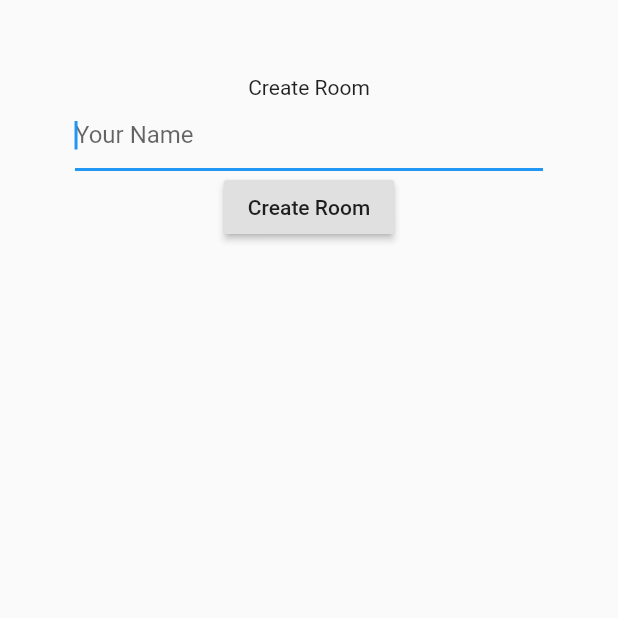
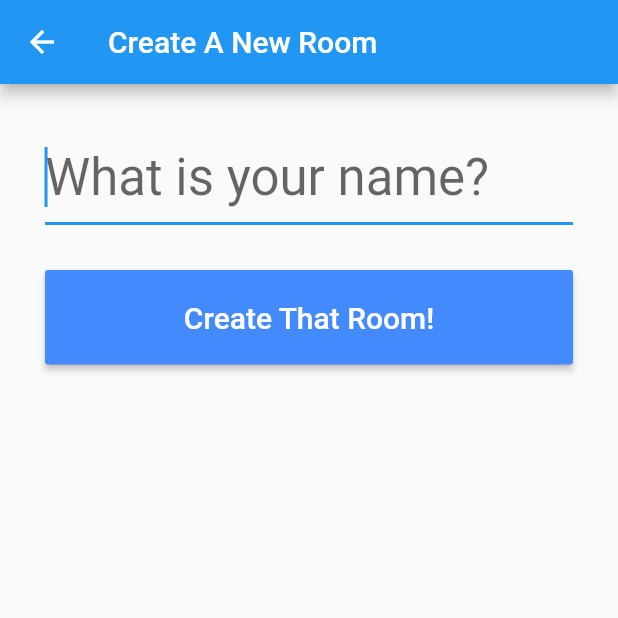
Before and after one commit to itsjason/pointy, a Flutter app: the screen it shows after launch, after a tap on "Create", on a phone screen of 412 x 824 dp, the top half of it. Run offline on Flutter 3.47's test engine with Material 2 defaults, Android fonts, the phone set to English and light mode, and no system bars; our stand-ins replace cloud_firestore, cloud_functions, firebase_auth; missing offline and left inert: build; accounts and stored records are empty; network calls fail.

Commit message:
Style screens

```diff
--- a/pointy_flutter/lib/create-room-screen.dart
+++ b/pointy_flutter/lib/create-room-screen.dart
@@ -12,10 +12,17 @@ class CreateRoomScreen extends StatefulWidget {
 
 class _CreateRoomScreenState extends State<CreateRoomScreen> {
   final textEditingController = TextEditingController();
+  final scaffoldKey = GlobalKey();
 
   @override
   Widget build(BuildContext context) {
     return Scaffold(
+      key: scaffoldKey,
+      appBar: AppBar(
+        title: Text(
+          'Create A New Room',
+        ),
+      ),
       body: Center(
         child: getBody(context),
       ),
@@ -24,33 +31,76 @@ class _CreateRoomScreenState extends State<CreateRoomScreen> {
 
   Widget getBody(BuildContext context) {
     return Container(
-      margin: EdgeInsets.all(50),
+      margin: EdgeInsets.all(30),
       child: Column(
+        crossAxisAlignment: CrossAxisAlignment.start,
         children: <Widget>[
-            Text('Create Room'),
           TextField(
             controller: textEditingController,
-              decoration: InputDecoration(hintText: 'Your Name'),
+            decoration: InputDecoration(hintText: 'What is your name?'),
             autofocus: true,
+            style: Theme.of(context).textTheme.display1,
           ),
-            RaisedButton(
-              child: Text('Create Room'),
-              onPressed: () async {
-                // Invoke CreateRoom function
-                // Parameters: name: stirng
-                // Logic: Create room object. Add User to room users list
-                // Return: string: Room ID
-                var userName = textEditingController.value.text;
-                var createRoomResult = await CloudFunctions.instance
-                  .getHttpsCallable(functionName: 'createRoom')
-                  .call({ 'userName': userName }); //Actually ignoring the name param for now?
-                  Map<dynamic, dynamic> returnValue = createRoomResult.data;
-                  String roomId = returnValue['roomId'];
-                  Navigator.of(context).push(MaterialPageRoute(builder: (c) => new RoomPage(roomId: roomId, userId: widget.userId,)));
-              },
-            )
+          SizedBox(height: 30),
+          new CreateRoomButton(textEditingController: textEditingController, widget: widget)
         ],
       ),
     );
   }
 }
+
+class CreateRoomButton extends StatelessWidget {
+  const CreateRoomButton({
+    Key key,
+    @required this.textEditingController,
+    @required this.widget,
+  }) : super(key: key);
+
+  final TextEditingController textEditingController;
+  final CreateRoomScreen widget;
+
+  @override
+  Widget build(BuildContext context) {
+    return Row(
+      children: <Widget>[
+        Expanded(
+          child: RaisedButton(
+            color: Colors.blueAccent,
+            padding: EdgeInsets.symmetric(horizontal: 10, vertical: 20),
+            child: Text(
+              'Create That Room!',
+              style: Theme.of(context)
+                  .textTheme
+                  .button
+                  .copyWith(fontSize: 20, color: Colors.white),
+            ),
+            onPressed: () async {
+              var userName = textEditingController.value.text;
+
+              if (userName.length < 2) {
+                final snackBar = SnackBar(
+                    content: Text(
+                        "Come on, your name is only ${userName.length} letters long??"));
+                        Scaffold.of(context).showSnackBar(snackBar);
+                return;
+              }
+
+              var createRoomResult = await CloudFunctions.instance
+                  .getHttpsCallable(functionName: 'createRoom')
+                  .call({
+                'userName': userName
+              }); //Actually ignoring the name param for now?
+              Map<dynamic, dynamic> returnValue = createRoomResult.data;
+              String roomId = returnValue['roomId'];
+              Navigator.of(context).push(MaterialPageRoute(
+                  builder: (c) => new RoomPage(
+                        roomId: roomId,
+                        userId: widget.userId,
+                      )));
+            },
+          ),
+        ),
+      ],
+    );
+  }
+}
--- a/pointy_flutter/lib/main.dart
+++ b/pointy_flutter/lib/main.dart
@@ -32,9 +32,7 @@ class _MyHomePageState extends State<MyHomePage> {
   bool enabled = false;
   String userId;
 
-  _MyHomePageState() {
-    login();
-  }
+  _MyHomePageState() {}
 
   void login() {
     FirebaseAuth.instance.signInAnonymously().then((value) {
@@ -49,17 +47,23 @@ class _MyHomePageState extends State<MyHomePage> {
   }
 
   @override
+  void initState() {
+    login();
+    super.initState();
+  }
+
+  @override
   Widget build(BuildContext context) {
     final TextStyle buttonStyle =
         Theme.of(context).textTheme.display3.copyWith(color: Colors.blueAccent);
+
     return Scaffold(
-      body: Center(
+      body: Padding(
+        padding: const EdgeInsets.symmetric(horizontal: 10, vertical: 20),
+        child: SingleChildScrollView(
           child: Column(
-          mainAxisAlignment: MainAxisAlignment.start,
+            mainAxisAlignment: MainAxisAlignment.spaceEvenly,
             children: <Widget>[
-            SizedBox(
-              height: 60,
-            ),
               Image.asset(
                 'assets/finger1.png',
                 width: 400,
@@ -68,21 +72,16 @@ class _MyHomePageState extends State<MyHomePage> {
                   style: Theme.of(context).textTheme.display4.copyWith(
                         color: Colors.black,
                       )),
-            SizedBox(
-              height: 40,
-            ),
               FlatButton(
                 child: Text('Create', style: buttonStyle),
                 onPressed: () {
                   Navigator.push(
                       context,
                       MaterialPageRoute(
-                        builder: (context) =>
-                            CreateRoomScreen(userId: userId,)));
+                          builder: (context) => CreateRoomScreen(
+                                userId: userId,
+                              )));
                 },
-            ),
-            SizedBox(
-              height: 40,
               ),
               FlatButton(
                   child: Text('Join', style: buttonStyle),
@@ -90,10 +89,12 @@ class _MyHomePageState extends State<MyHomePage> {
                     Navigator.push(
                         context,
                         MaterialPageRoute(
-                          builder: (context) =>
-                            JoinRoomScreen(userId: userId,)));
+                            builder: (context) => JoinRoomScreen(
+                                  userId: userId,
+                                )));
                   })
             ],
+          ),
         ),
       ),
     );
--- a/pointy_flutter/lib/room-screen.dart
+++ b/pointy_flutter/lib/room-screen.dart
@@ -186,8 +186,6 @@ class MemberTile extends StatelessWidget {
     return InkWell(
       onTap: () {
         final snackBar = SnackBar(content: Text(member.name));
-
-// Find the Scaffold in the widget tree and use it to show a SnackBar.
         Scaffold.of(context).showSnackBar(snackBar);
       },
       child: Padding(
```
Also changed, not shown: pointy_flutter/lib/join-room-screen.dart (+26 -17 lines), media/pointy-logo.png (added). Lines whose indentation alone changed are shown as unchanged.
